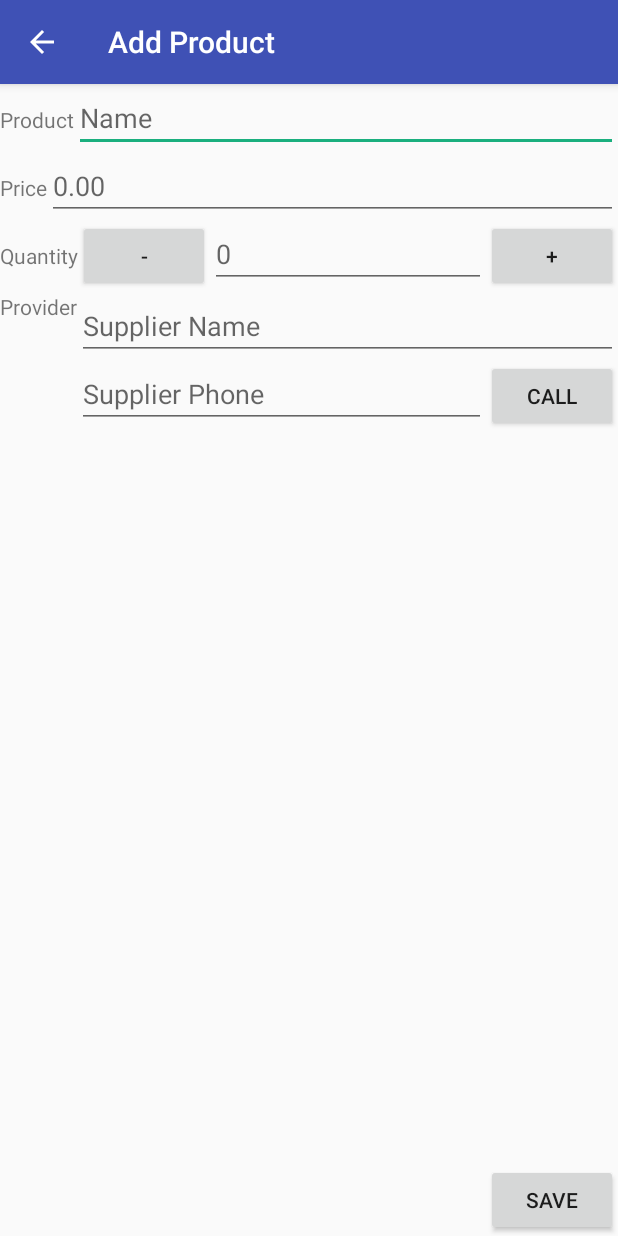
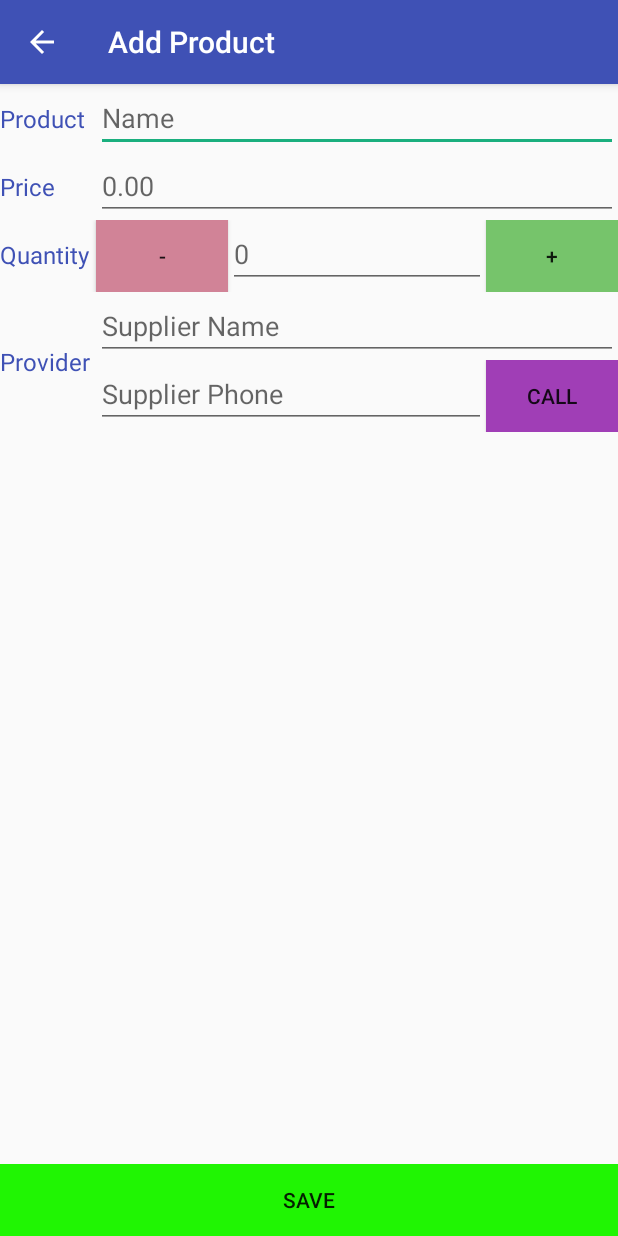
Before and after one commit to Rif7/InventoryApp, an Android app: the InventoryActivity screen opened directly, with no data from a screen before it, on a phone screen of 412 x 824 dp. Run offline under Robolectric (Android 15) with nearby library versions, the phone set to English and light mode, and no system bars.

Commit message:
Improve InventoryActivity layout

```diff
--- a/app/src/main/res/layout/activity_inventory.xml
+++ b/app/src/main/res/layout/activity_inventory.xml
@@ -18,9 +18,11 @@
             android:orientation="horizontal">
 
             <TextView
+                android:layout_width="@dimen/inventory_label_size"
+                android:layout_height="wrap_content"
                 android:text="Product"
-                android:layout_width="wrap_content"
-                android:layout_height="wrap_content" />
+                android:textColor="@color/colorPrimary"
+                android:textSize="@dimen/item_smaller_label" />
 
             <EditText
                 android:id="@+id/inventory_name"
@@ -37,9 +39,11 @@
             android:orientation="horizontal">
 
             <TextView
+                android:layout_width="@dimen/inventory_label_size"
+                android:layout_height="wrap_content"
                 android:text="Price"
-                android:layout_width="wrap_content"
-                android:layout_height="wrap_content" />
+                android:textColor="@color/colorPrimary"
+                android:textSize="@dimen/item_smaller_label" />
 
             <EditText
                 android:id="@+id/inventory_price"
@@ -56,15 +60,18 @@
             android:orientation="horizontal">
 
             <TextView
+                android:layout_width="@dimen/inventory_label_size"
+                android:layout_height="wrap_content"
                 android:text="Quantity"
-                android:layout_width="wrap_content"
-                android:layout_height="wrap_content" />
+                android:textColor="@color/colorPrimary"
+                android:textSize="@dimen/item_smaller_label" />
 
             <Button
                 android:id="@+id/inventory_quantity_minus_btn"
                 android:layout_width="wrap_content"
                 android:layout_height="wrap_content"
-                android:text="-"/>
+                android:background="@color/color_minus_btn"
+                android:text="-" />
 
             <EditText
                 android:id="@+id/inventory_quantity"
@@ -78,7 +85,8 @@
                 android:id="@+id/inventory_quantity_plus_but"
                 android:layout_width="wrap_content"
                 android:layout_height="wrap_content"
-                android:text="+"/>
+                android:background="@color/color_plus_btn"
+                android:text="+" />
 
         </LinearLayout>
 
@@ -88,9 +96,12 @@
             android:orientation="horizontal">
 
             <TextView
+                android:layout_width="@dimen/inventory_label_size"
+                android:layout_height="wrap_content"
+                android:layout_gravity="center"
                 android:text="Provider"
-                android:layout_width="wrap_content"
-                android:layout_height="wrap_content" />
+                android:textColor="@color/colorPrimary"
+                android:textSize="@dimen/item_smaller_label" />
 
             <LinearLayout
                 android:layout_width="match_parent"
@@ -115,13 +126,14 @@
                         android:layout_height="wrap_content"
                         android:layout_weight="1"
                         android:hint="Supplier Phone"
-                        android:inputType="text" />
+                        android:inputType="phone" />
 
                     <Button
                         android:id="@+id/inventory_supplier_call_btn"
                         android:layout_width="wrap_content"
                         android:layout_height="wrap_content"
-                        android:text="call"/>
+                        android:background="@color/color_call_btn"
+                        android:text="call" />
 
                 </LinearLayout>
 
@@ -131,20 +143,30 @@
 
     </LinearLayout>
 
-    <Button
-        android:id="@+id/inventory_delete_btn"
+    <LinearLayout
+        android:layout_width="match_parent"
+        android:layout_height="wrap_content"
         android:layout_alignParentBottom="true"
         android:layout_alignParentStart="true"
-        android:layout_width="wrap_content"
-        android:layout_height="wrap_content"
-        android:text="delete"/>
+        android:orientation="horizontal">
 
-    <Button
-        android:id="@+id/inventory_save_btn"
-        android:layout_alignParentBottom="true"
-        android:layout_alignParentEnd="true"
-        android:layout_width="wrap_content"
-        android:layout_height="wrap_content"
-        android:text="save"/>
+        <Button
+            android:id="@+id/inventory_delete_btn"
+            android:layout_width="match_parent"
+            android:layout_height="wrap_content"
+            android:layout_weight="1"
+            android:background="@color/color_delete_btn"
+            android:text="delete" />
+
+        <Button
+            android:id="@+id/inventory_save_btn"
+            android:layout_width="match_parent"
+            android:layout_height="wrap_content"
+            android:layout_weight="1"
+            android:background="@color/color_save_btn"
+            android:text="save" />
+
+    </LinearLayout>
+
 
 </RelativeLayout>
--- a/app/src/main/res/values/colors.xml
+++ b/app/src/main/res/values/colors.xml
@@ -6,7 +6,12 @@
     <color name="colorSecondary">#154c4e</color>
 
     <color name="color_sale_btn">#1aaf7e</color>
-    <color name="color_plus_btn">#15640a</color>
-    <color name="color_minus_btn">#c1093a</color>
+    <color name="color_plus_btn">#76c46b</color>
+    <color name="color_minus_btn">#d18397</color>
     <color name="color_call_btn">#a03eb6</color>
+
+
+    <color name="color_save_btn">#20f503</color>
+    <color name="color_delete_btn">#f70313</color>
+
 </resources>
--- a/app/src/main/res/values/dimens.xml
+++ b/app/src/main/res/values/dimens.xml
@@ -5,4 +5,5 @@
     <dimen name="item_greater_label">24sp</dimen>
     <dimen name="item_smaller_label">16sp</dimen>
 
+    <dimen name="inventory_label_size">64dp</dimen>
 </resources>
```
